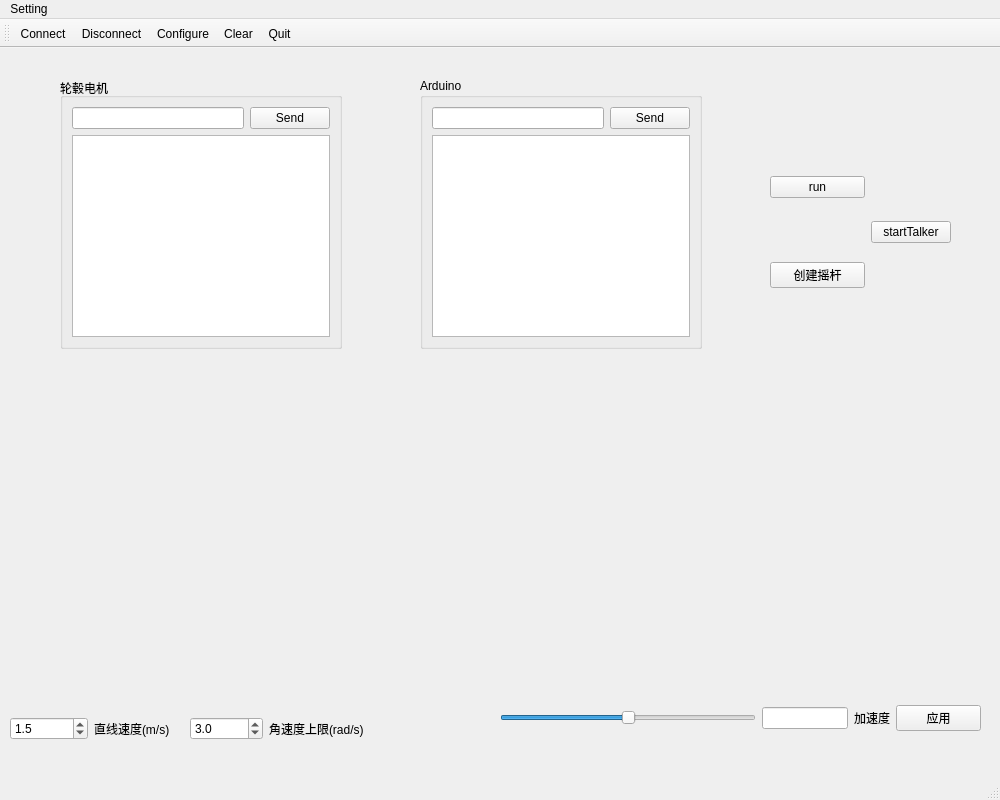
Above: ros/catkin_ws/src/qt_app/ui/mainwindow.ui from djl806943371/graduate_project before the change. Below: the same form after it.
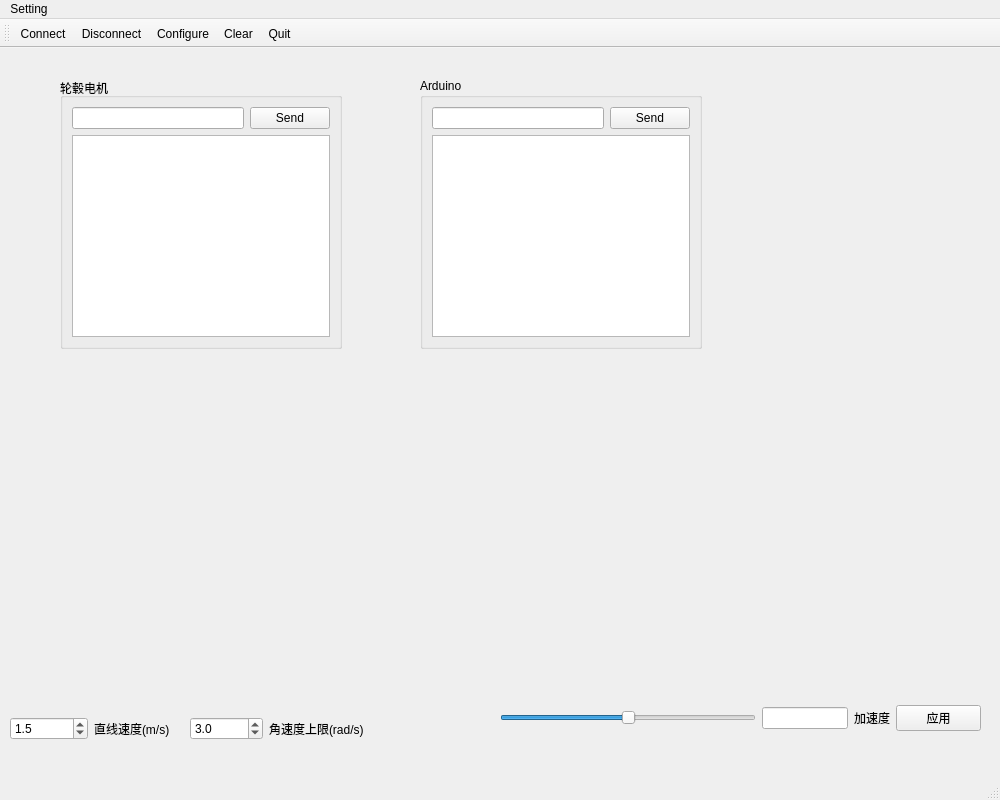
That is the form after the change. Icons and pictures are not drawn. Custom widgets are drawn as their Qt base class.

Patch:
```diff
--- a/ros/catkin_ws/src/qt_app/ui/mainwindow.ui
+++ b/ros/catkin_ws/src/qt_app/ui/mainwindow.ui
@@ -14,81 +14,6 @@
    <string>MainWindow</string>
   </property>
   <widget class="QWidget" name="centralwidget">
-   <widget class="QWidget" name="layoutWidget">
-    <property name="geometry">
-     <rect>
-      <x>770</x>
-      <y>110</y>
-      <width>181</width>
-      <height>149</height>
-     </rect>
-    </property>
-    <layout class="QHBoxLayout" name="buttons">
-     <item>
-      <layout class="QVBoxLayout" name="verticalLayout">
-       <property name="leftMargin">
-        <number>0</number>
-       </property>
-       <item>
-        <widget class="QPushButton" name="pushButton_2">
-         <property name="text">
-          <string>run</string>
-         </property>
-         <property name="autoRepeat">
-          <bool>true</bool>
-         </property>
-        </widget>
-       </item>
-       <item>
-        <spacer name="horizontalSpacer">
-         <property name="orientation">
-          <enum>Qt::Horizontal</enum>
-         </property>
-         <property name="sizeHint" stdset="0">
-          <size>
-           <width>40</width>
-           <height>20</height>
-          </size>
-         </property>
-        </spacer>
-       </item>
-       <item>
-        <spacer name="horizontalSpacer_2">
-         <property name="orientation">
-          <enum>Qt::Horizontal</enum>
-         </property>
-         <property name="sizeHint" stdset="0">
-          <size>
-           <width>40</width>
-           <height>20</height>
-          </size>
-         </property>
-        </spacer>
-       </item>
-       <item>
-        <widget class="QPushButton" name="pushButton_3">
-         <property name="text">
-          <string>创建摇杆</string>
-         </property>
-        </widget>
-       </item>
-      </layout>
-     </item>
-     <item>
-      <widget class="QPushButton" name="pushButton">
-       <property name="enabled">
-        <bool>true</bool>
-       </property>
-       <property name="text">
-        <string>startTalker</string>
-       </property>
-       <property name="checkable">
-        <bool>true</bool>
-       </property>
-      </widget>
-     </item>
-    </layout>
-   </widget>
    <widget class="CustomButton" name="rocker">
     <property name="geometry">
      <rect>
```
